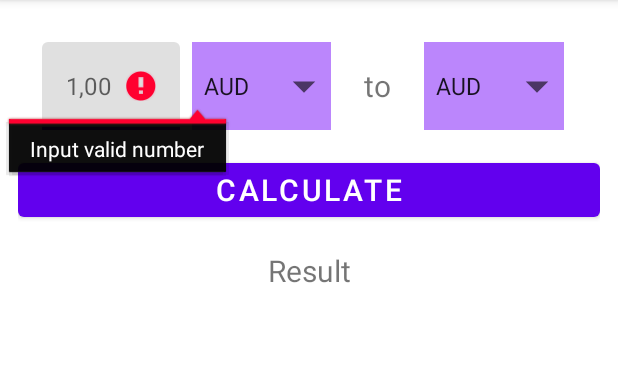
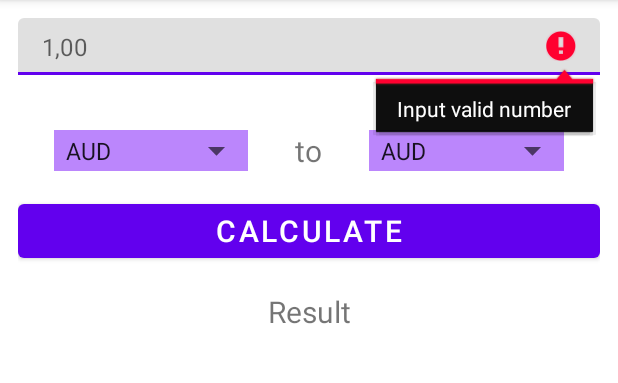
Before and after one commit to kovaccc/CurrencyConverter, an Android app: the screen it shows after launch (MainActivity), after a tap on "CALCULATE", on a phone screen of 412 x 824 dp, the part 84-467 px from its top. Run offline under Robolectric (Android 15) with nearby library versions, the phone set to English and light mode, and no system bars.

```diff
--- a/app/src/main/java/com/example/currencyconverter/APIService.kt
+++ b/app/src/main/java/com/example/currencyconverter/APIService.kt
@@ -23,5 +23,3 @@ interface APIService {
         }
     }
 }
-
-//http://hnbex.eu/api/v1/rates/daily/?date=YYYY-MM-DD
--- a/app/src/main/java/com/example/currencyconverter/CurrencyClient.kt
+++ b/app/src/main/java/com/example/currencyconverter/CurrencyClient.kt
@@ -3,9 +3,6 @@ package com.example.currencyconverter
 import android.util.Log
 import kotlinx.coroutines.Dispatchers
 import kotlinx.coroutines.withContext
-import okhttp3.MediaType.Companion.toMediaTypeOrNull
-import okhttp3.RequestBody.Companion.toRequestBody
-import retrofit2.Retrofit
 import java.io.IOException
 import java.net.MalformedURLException
 
@@ -15,7 +12,6 @@ private const val TAG = "CurrencyClient"
 enum class DownloadStatus {
     OK, IDLE, NOT_INITIALISED, FAILED_OR_EMPTY, PERMISSIONS_ERROR, ERROR
 }
-
 
 class CurrencyClient(private val currencyService: APIService) {
 
--- a/app/src/main/java/com/example/currencyconverter/GetResultJsonData.kt
+++ b/app/src/main/java/com/example/currencyconverter/GetResultJsonData.kt
@@ -9,7 +9,7 @@ import org.json.JSONException
 
 
 private const val TAG = "GetResultJsonData"
-class GetResultJsonData { // use this class for parsing JSON response since response has String values I won't use GsonConverter
+class GetResultJsonData {
 
     suspend fun parseJsonData(data : String) : ArrayList<Currency> {
         Log.d(TAG, "parseJsonData starts with $data")
--- a/app/src/main/java/com/example/currencyconverter/MainActivity.kt
+++ b/app/src/main/java/com/example/currencyconverter/MainActivity.kt
@@ -17,7 +17,6 @@ private const val TAG = "MainActivity"
 class MainActivity : AppCompatActivity() {
 
 
-
     private val currencyViewModel : CurrencyViewModel by viewModel()
 
 
@@ -30,7 +29,7 @@ class MainActivity : AppCompatActivity() {
 
         currencyViewModel.currentResultLD.observe(this, { result ->
             Log.d(TAG, "onCreate: observing user with $result")
-            tvResult.text = result.toString()
+            tvResult.text = getString(R.string.result_text, result.toString(), spinnerConvertFrom.selectedItem.toString())
         })
 
         currencyViewModel.currentCurrenciesLD.observe(this, { result ->
@@ -45,18 +44,12 @@ class MainActivity : AppCompatActivity() {
         ivSpinnerArrowConvertTo.setOnClickListener { spinnerConvertTo.performClick() }
 
 
-        //SimpleDateFormat is deprecated
-        val dateNow =  GregorianCalendar(Locale.getDefault()).time
-        Log.d(TAG, "onCreate: dateNow is $dateNow")
-        val dateFormatted = SimpleDateFormat("yyyy-MM-dd").format(dateNow) // it is deprecated but DateTimeFormatter also has warning
-//        val formatter = DateTimeFormatter.ofPattern("yyyy-MM-dd")
-//        val formattedDate = OffsetDateTime.parse(dateNow, formatter)
+        val dateFormatted = getCurrentFormattedDate()
         Log.d(TAG, "onCreate: formatted date is $dateFormatted")
-        currencyViewModel.getCurrency(dateFormatted) // you could also put this init of ViewModel
-
+        currencyViewModel.getCurrency(dateFormatted)
 
         btnCalculate.setOnClickListener {
-            if(etValueFrom.text?.isEmpty()!! || etValueFrom.text?.length!! > 14) { // if number is bigger than double type can store
+            if(etValueFrom.text?.isEmpty()!! || etValueFrom.text?.length!! > 14) {
                 etValueFrom.error = getString(R.string.error_valid_number)
             }
             else {
@@ -65,14 +58,19 @@ class MainActivity : AppCompatActivity() {
         }
 
         Log.d(TAG, "onCreate: ends")
+    }
 
+
+    private fun getCurrentFormattedDate () : String {
+        //SimpleDateFormat is deprecated
+        val dateNow =  GregorianCalendar(Locale.getDefault()).time
+        Log.d(TAG, "onCreate: dateNow is $dateNow")
+        val dateFormatted = SimpleDateFormat("yyyy-MM-dd").format(dateNow) // it is deprecated but DateTimeFormatter also has warning
+        return dateFormatted
     }
 
     private fun setSpinners(fillArray: ArrayList<Currency>) {
         Log.d(TAG, "setSpinners: starts $fillArray")
-        val adapterConvertFrom: ArrayAdapter<*>?
-        val adapterConvertTo: ArrayAdapter<*>?
-
 
         val codeList = ArrayList<String>()
 
@@ -80,11 +78,11 @@ class MainActivity : AppCompatActivity() {
             codeList.add(currency.currencyCode!!)
         }
 
-        adapterConvertFrom = ArrayAdapter(this, R.layout.spinner_item, codeList)
+        val adapterConvertFrom = ArrayAdapter(this, R.layout.spinner_item, codeList)
         adapterConvertFrom.setDropDownViewResource(R.layout.spinner_dropdown_item)
         spinnerConvertFrom.adapter = adapterConvertFrom
 
-        adapterConvertTo = ArrayAdapter(this, R.layout.spinner_item, codeList)
+        val adapterConvertTo = ArrayAdapter(this, R.layout.spinner_item, codeList)
         adapterConvertTo.setDropDownViewResource(R.layout.spinner_dropdown_item)
         spinnerConvertTo.adapter = adapterConvertTo
         Log.d(TAG, "setSpinners: ends with  $fillArray")
--- a/app/src/main/java/com/example/currencyconverter/module/AppModuls.kt
+++ b/app/src/main/java/com/example/currencyconverter/module/AppModuls.kt
@@ -9,12 +9,12 @@ import org.koin.dsl.module
 
 val viewModelModule = module {
 
-    viewModel { CurrencyViewModel(get())}
+    viewModel {CurrencyViewModel(get())} //viewModel
 
 }
 
 val clientModule = module {
-    single {CurrencyClient(get())} // singleton
+    factory {CurrencyClient(get())} // factory, we don't want CurrencyClient retains DownloadStatus
 }
 
 val serviceModule = module {
--- a/app/src/main/res/layout/content_main.xml
+++ b/app/src/main/res/layout/content_main.xml
@@ -20,18 +20,10 @@
 
 
 
-        <LinearLayout
+        <com.google.android.material.textfield.TextInputLayout
+            android:id="@+id/tiet_add_quantity"
             android:layout_width="match_parent"
             android:layout_height="wrap_content"
-            android:layout_margin="@dimen/margin_large"
-            android:orientation="horizontal">
-
-
-            <com.google.android.material.textfield.TextInputLayout
-                android:id="@+id/tiet_add_quantity"
-                android:layout_weight="2"
-                android:layout_width="0dp"
-                android:layout_height="match_parent"
             app:hintEnabled="false"
             app:errorEnabled="true">
 
@@ -46,6 +38,15 @@
             </com.google.android.material.textfield.TextInputEditText>
 
         </com.google.android.material.textfield.TextInputLayout>
+
+
+
+        <LinearLayout
+            android:layout_width="match_parent"
+            android:layout_height="wrap_content"
+            android:layout_margin="@dimen/margin_large"
+            android:orientation="horizontal">
+
 
 
             <LinearLayout
--- a/app/src/main/res/values/strings.xml
+++ b/app/src/main/res/values/strings.xml
@@ -8,6 +8,7 @@
     <string name="error_valid_number"> Input valid number </string>
 
     <string name="spinner_arrow_currency_content_description">Spinner Arrow for currency picking</string>
+    <string name="result_text">%s %s</string>
 
     <string name="choose_convert_from_value_prompt">Choose convert from value</string>
     <string name="choose_convert_to_value_prompt">Choose convert to value</string>
```
Also changed, not shown: app/src/main/java/com/example/currencyconverter/CurrencyViewModel.kt (+8 -5 lines). Lines whose indentation alone changed are shown as unchanged.
